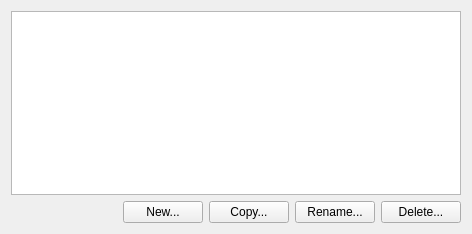
Old version of the form applet/ui/appearance.ui in the repository Emdek/plasmoid-adjustable-clock.
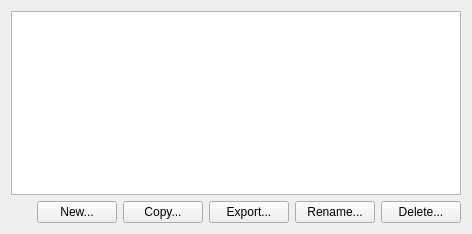
New version of the form.

Commit message: Added ability to export theme (Plasma Package ZIP)

```diff
--- a/applet/ui/appearance.ui
+++ b/applet/ui/appearance.ui
@@ -56,6 +56,13 @@
        </property>
       </widget>
      </item>
+     <item>
+      <widget class="QPushButton" name="exportButton">
+       <property name="text">
+        <string>Export...</string>
+       </property>
+      </widget>
+     </item>
      <item>
       <widget class="QPushButton" name="renameButton">
        <property name="text">
```
The commit also changes 3 other files.
